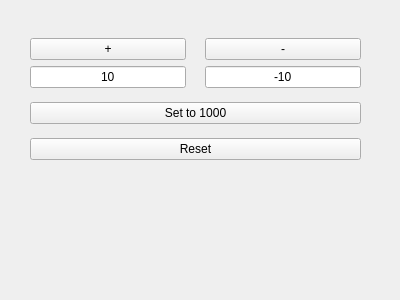
Old version of the form examples/pushbutton/pushbutton.ui in the repository slaclab/pydm.
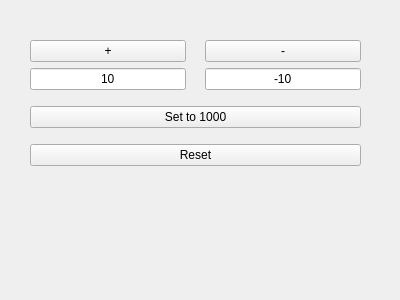
New version of the form. Custom widgets are drawn as their Qt base class.

What changed in the file:
```diff
--- a/examples/pushbutton/pushbutton.ui
+++ b/examples/pushbutton/pushbutton.ui
@@ -19,7 +19,7 @@
      <x>30</x>
      <y>30</y>
      <width>331</width>
-     <height>141</height>
+     <height>147</height>
     </rect>
    </property>
    <layout class="QVBoxLayout" name="verticalLayout_2">
```
Left out of the diff: 12 changed lines with no effect on the pictures.
